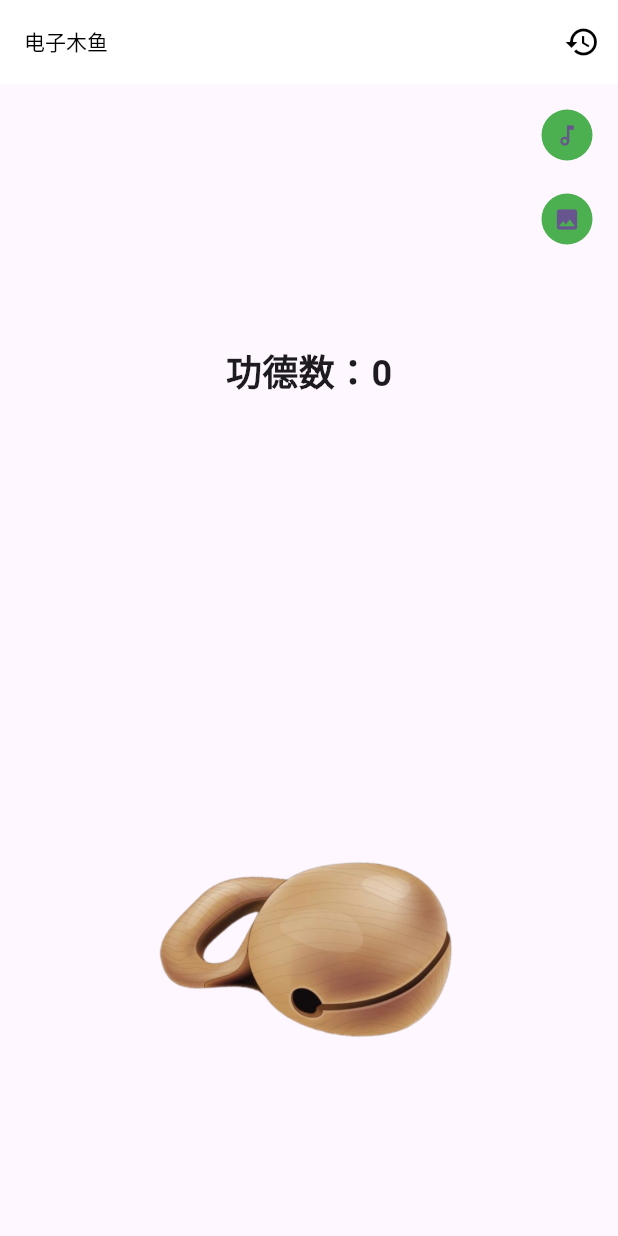
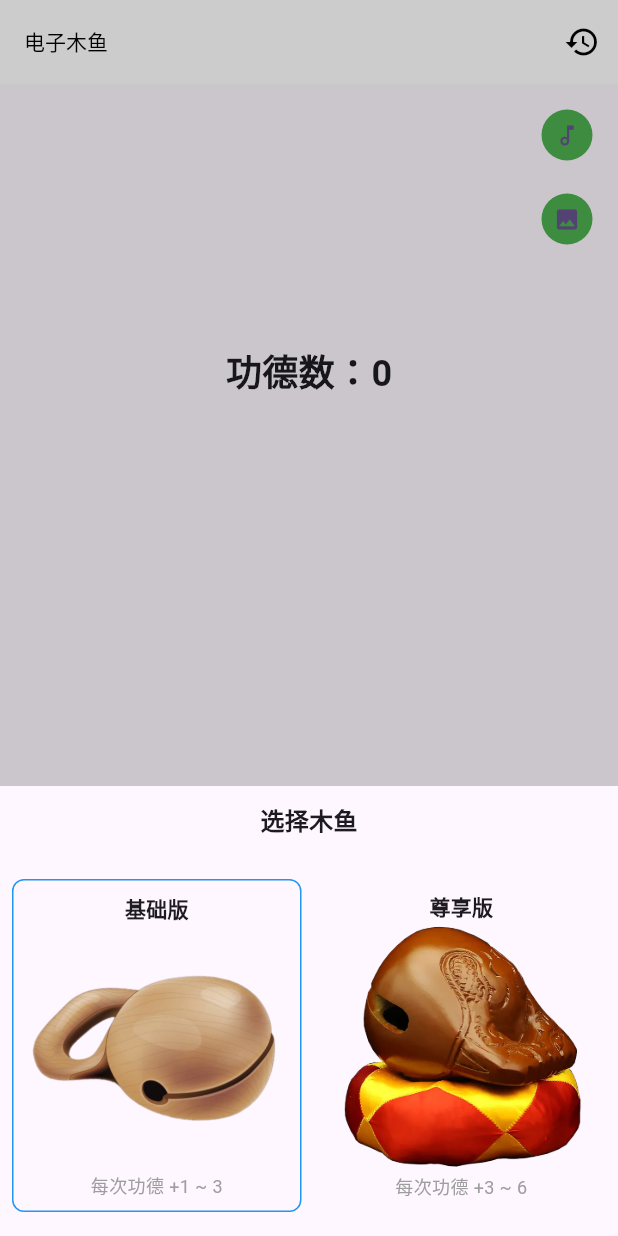
Before and after one commit to clg0118/flutter_first_station, a Flutter app: the screen it shows after launch, after a tap on the "image" icon, on a phone screen of 412 x 824 dp. Run offline on Flutter 3.47's test engine with Material 2 defaults, Android fonts, the light colour scheme and no system bars; missing offline and left inert: flame_audio.

Commit message:
图片选择代码提交，音频代码未完成

```diff
--- /dev/null
+++ b/lib/muyu/models/audio_option.dart
@@ -0,0 +1,6 @@
+class AudioOption {
+  final String name;
+  final String src;
+
+  AudioOption(this.name, this.src);
+}
--- /dev/null
+++ b/lib/muyu/models/image_option.dart
@@ -0,0 +1,8 @@
+class ImageOption {
+  final String name;
+  final String src;
+  final int min;
+  final int max;
+
+  const ImageOption(this.name, this.src, this.min, this.max);
+}
--- a/lib/muyu/muyu_page.dart
+++ b/lib/muyu/muyu_page.dart
@@ -1,12 +1,17 @@
 import 'dart:math';
 
 import 'package:flame_audio/flame_audio.dart';
+import 'package:flutter/cupertino.dart';
 import 'package:flutter/material.dart';
 import 'package:flutter_first_station/muyu/animate_text.dart';
 import 'package:flutter_first_station/muyu/count_panel.dart';
+import 'package:flutter_first_station/muyu/models/audio_option.dart';
 import 'package:flutter_first_station/muyu/muyu_image.dart';
+import 'package:flutter_first_station/muyu/options/select_image.dart';
 
+import 'models/image_option.dart';
 import 'muyu_app_bar.dart';
+import 'options/select_audio.dart';
 
 class MuyuPage extends StatefulWidget {
   const MuyuPage({Key, key}) : super(key: key);
@@ -21,6 +26,43 @@ class _MuyuPageState extends State<MuyuPage> {
   final Random _random = Random();
 
   AudioPool? _audioPool;
+
+  final List<ImageOption> imageOptions = const [
+    ImageOption('基础版', 'assets/images/muyu.png', 1, 3),
+    ImageOption('尊享版', 'assets/images/muyu2.png', 3, 6),
+  ];
+  int _activeImageIndex = 0;
+
+  int get knockValue {
+    int min = imageOptions[_activeImageIndex].min;
+    int max = imageOptions[_activeImageIndex].max;
+    return min + _random.nextInt(max + 1 - min);
+  }
+
+  void _onSelectImage(int value) {
+    Navigator.of(context).pop();
+    if (value == _activeImageIndex) return;
+    setState(() {
+      _activeImageIndex = value;
+    });
+  }
+
+  String get activeImage => imageOptions[_activeImageIndex].src;
+
+  final List<AudioOption> audioOptions = [
+    AudioOption('音效1', 'assets/audio/muyu1.mp3'),
+    AudioOption('音效2', 'assets/audio/muyu2.mp3'),
+    AudioOption('音效3', 'assets/audio/muyu3.mp3'),
+  ];
+  int _activeAudioIndex = 0;
+
+  void _onSelectAudio(int value) {
+    Navigator.of(context).pop();
+    if (value == _activeAudioIndex) return;
+    setState(() {
+      _activeAudioIndex = value;
+    });
+  }
 
   @override
   void initState() {
@@ -45,8 +87,7 @@ class _MuyuPageState extends State<MuyuPage> {
             child: Stack(
               alignment: Alignment.topCenter,
               children: [
-                MuyuAssetsImage(
-                    image: 'assets/images/muyu.png', onTap: _onKnock),
+                MuyuAssetsImage(image: activeImage, onTap: _onKnock),
                 if (_cruValue != 0) AnimateText(text: '功德+$_cruValue')
               ],
             ),
@@ -56,9 +97,28 @@ class _MuyuPageState extends State<MuyuPage> {
     );
   }
 
-  void _onTapSwitchAudio() {}
+  void _onTapSwitchAudio() {
+    showCupertinoModalPopup(
+        context: context,
+        builder: (BuildContext context) {
+          return AudioOptionPanel(
+              audioOptions: audioOptions,
+              onSelect: _onSelectAudio,
+              activeIndex: _activeAudioIndex);
+        });
+  }
 
-  void _onTapSwitchImage() {}
+  void _onTapSwitchImage() {
+    showCupertinoModalPopup(
+      context: context,
+      builder: (BuildContext context) {
+        return ImageOptionPanel(
+            imageOptions: imageOptions,
+            onSelect: _onSelectImage,
+            activeIndex: _activeImageIndex);
+      },
+    );
+  }
 
   void _initAudio() async {
     _audioPool = await FlameAudio.createPool('muyu_1.mp3', maxPlayers: 1);
@@ -67,7 +127,7 @@ class _MuyuPageState extends State<MuyuPage> {
   void _onKnock() {
     _audioPool?.start();
     setState(() {
-      _cruValue = 1 + _random.nextInt(3);
+      _cruValue = knockValue;
       _counter += _cruValue;
     });
   }
--- /dev/null
+++ b/lib/muyu/options/select_image.dart
@@ -0,0 +1,100 @@
+import 'package:flutter/material.dart';
+
+import '../models/image_option.dart';
+
+class ImageOptionPanel extends StatelessWidget {
+  final List<ImageOption> imageOptions;
+  final ValueChanged<int> onSelect;
+  final int activeIndex;
+
+  const ImageOptionPanel(
+      {Key? key,
+      required this.imageOptions,
+      required this.onSelect,
+      required this.activeIndex})
+      : super(key: key);
+
+  @override
+  Widget build(BuildContext context) {
+    const TextStyle labelStyle = TextStyle(
+      fontSize: 16,
+      fontWeight: FontWeight.bold,
+    );
+    const EdgeInsets padding =
+        EdgeInsets.symmetric(horizontal: 8, vertical: 16);
+
+    return Material(
+      child: SizedBox(
+        height: 300,
+        child: Column(
+          children: [
+            Container(
+                height: 46,
+                alignment: Alignment.center,
+                child: const Text('选择木鱼', style: labelStyle)),
+            Expanded(
+                child: Padding(
+                    padding: padding,
+                    child: Row(
+                      children: [
+                        Expanded(child: _buildByIndex(0)),
+                        const SizedBox(width: 10),
+                        Expanded(child: _buildByIndex(1)),
+                      ],
+                    )))
+          ],
+        ),
+      ),
+    );
+  }
+
+  Widget _buildByIndex(int index) {
+    bool active = index == activeIndex;
+
+    return GestureDetector(
+      onTap: () => onSelect(index),
+      child: ImageOptionItem(
+        option: imageOptions[index],
+        active: active,
+      ),
+    );
+  }
+}
+
+class ImageOptionItem extends StatelessWidget {
+  final ImageOption option;
+  final bool active;
+
+  const ImageOptionItem({Key? key, required this.option, required this.active})
+      : super(key: key);
+
+  @override
+  Widget build(BuildContext context) {
+    const Border activeBorder = Border.fromBorderSide(
+      BorderSide(color: Colors.blue),
+    );
+    return Container(
+      padding: const EdgeInsets.symmetric(vertical: 8),
+      decoration: BoxDecoration(
+        borderRadius: BorderRadius.circular(8),
+        border: active ? activeBorder : null,
+      ),
+      child: Column(
+        children: [
+          Text(option.name,
+              style: const TextStyle(fontWeight: FontWeight.bold)),
+          Expanded(
+            child: Padding(
+              padding: const EdgeInsets.symmetric(horizontal: 8),
+              child: Image.asset(option.src),
+            ),
+          ),
+          Text(
+            '每次功德 +${option.min} ~ ${option.max}',
+            style: const TextStyle(color: Colors.grey, fontSize: 12),
+          ),
+        ],
+      ),
+    );
+  }
+}
```
Also changed, not shown: lib/muyu/options/select_audio.dart (added, +75 -0 lines), assets/images/muyu2.png (added).
